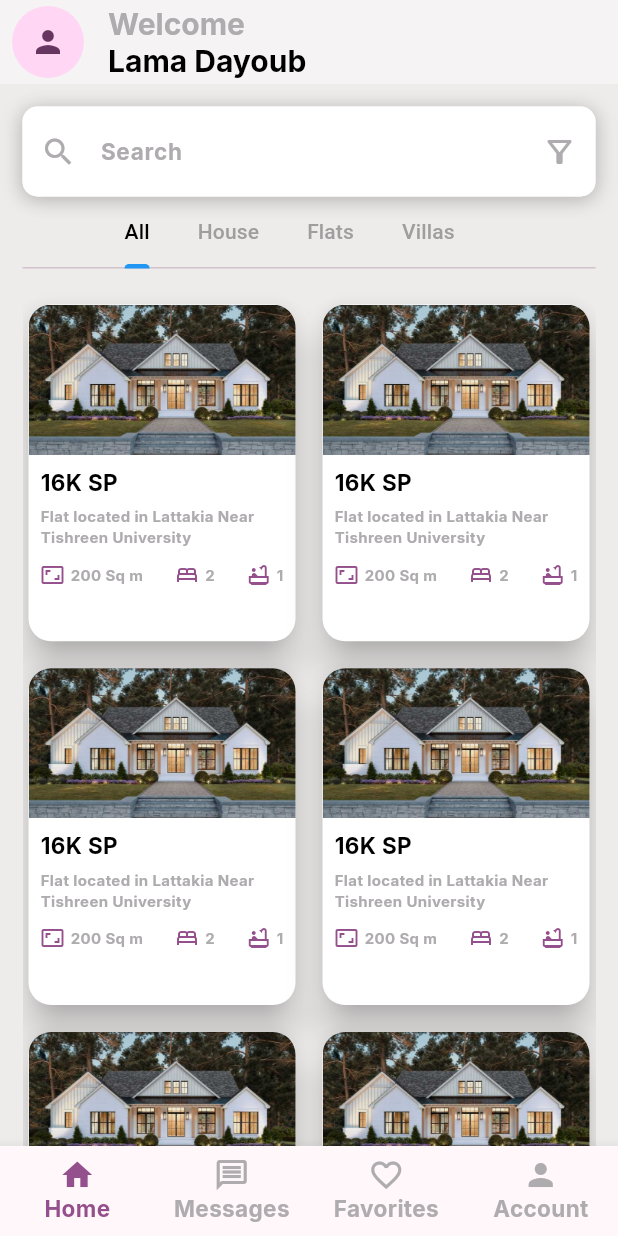
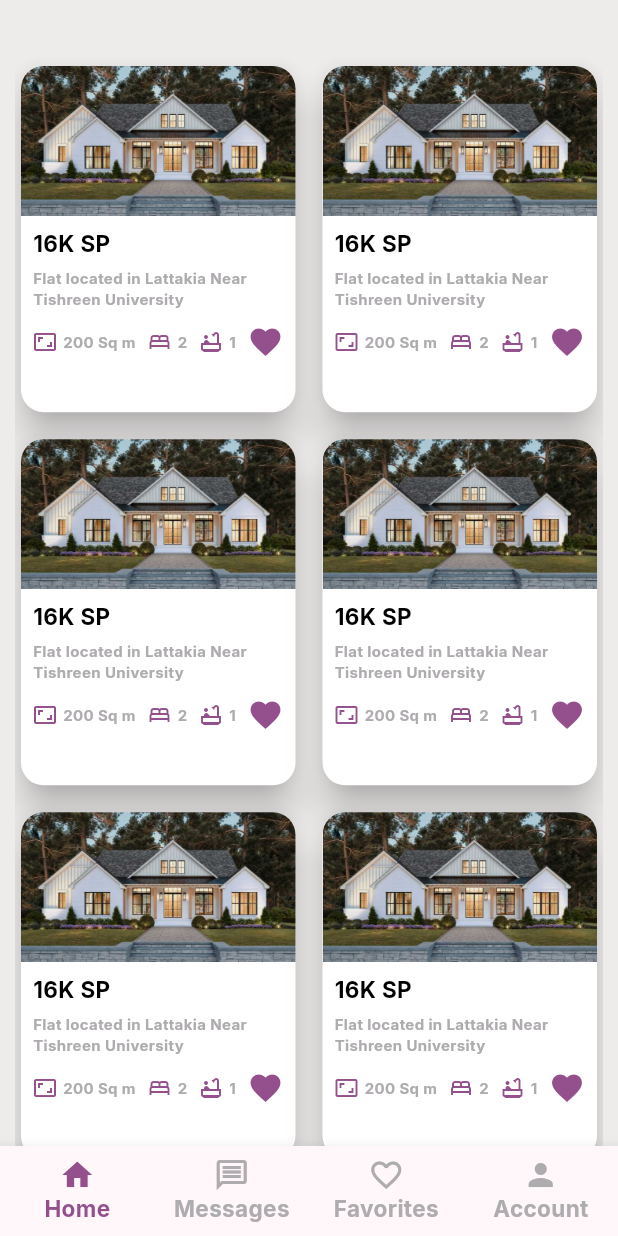
Before and after one commit to HadiAlhamed/flutter-django-real-estate, a Flutter app: the screen it shows after launch, on a phone screen of 412 x 824 dp. Run offline on Flutter 3.47's test engine with Material 3 defaults, Android fonts, the phone set to English and light mode, and no system bars; our stand-ins replace country_picker, flutter_map, geolocator, get, latlong2, pin_code_fields.

Commit message:
add initial favorites page

```diff
--- a/lib/main.dart
+++ b/lib/main.dart
@@ -6,6 +6,7 @@ import 'package:real_estate/views/account_page.dart';
 import 'package:real_estate/views/auth/forget_password_page.dart';
 import 'package:real_estate/views/auth/login.dart';
 import 'package:real_estate/views/auth/signup.dart';
+import 'package:real_estate/views/favorites_page.dart';
 import 'package:real_estate/views/home_page.dart';
 import 'package:real_estate/views/maps/open_street_map_with_gps.dart';
 import 'package:real_estate/views/profile_page.dart';
@@ -29,7 +30,7 @@ class MyApp extends StatelessWidget {
         ),
         useMaterial3: true,
       ),
-      initialRoute: '/home',
+      initialRoute: '/favoritesPage',
       initialBinding: MyBindings(),
       getPages: [
         GetPage(
@@ -75,6 +76,12 @@ class MyApp extends StatelessWidget {
           transitionDuration: const Duration(milliseconds: 300),
         ),
         GetPage(
+          name: '/favoritesPage',
+          page: () => FavoritesPage(),
+          transition: Transition.fade,
+          transitionDuration: const Duration(milliseconds: 300),
+        ),
+        GetPage(
           name: '/openStreetMap',
           page: () => OpenStreetMapWithGPS(),
           transition: Transition.fade,
--- /dev/null
+++ b/lib/views/favorites_page.dart
@@ -0,0 +1,43 @@
+import 'package:flutter/material.dart';
+import 'package:get/get.dart';
+import 'package:real_estate/controllers/bottom_navigation_bar_controller.dart';
+import 'package:real_estate/widgets/my_bottom_navigation_bar.dart';
+import 'package:real_estate/widgets/property_card.dart';
+
+class FavoritesPage extends StatelessWidget {
+  FavoritesPage({super.key});
+  final BottomNavigationBarController bottomController =
+      Get.find<BottomNavigationBarController>();
+  @override
+  Widget build(BuildContext context) {
+    return Scaffold(
+      body: Padding(
+        padding: const EdgeInsets.only(top: 20, left: 10, right: 10),
+        child: GridView.builder(
+          padding: const EdgeInsets.only(top: 20),
+          gridDelegate: const SliverGridDelegateWithFixedCrossAxisCount(
+            crossAxisCount: 2, // Two items per row
+            crossAxisSpacing: 10,
+            mainAxisSpacing: 10,
+            childAspectRatio: 0.8, // Height to width ratio
+          ),
+          itemCount: 10, // For example, 10 items for each tab
+          itemBuilder: (context, index) {
+            return PropertyCard(
+              favorite: true,
+            );
+          },
+        ),
+      ),
+      bottomNavigationBar: GetBuilder<BottomNavigationBarController>(
+        init: bottomController,
+        builder: (controller) {
+          return MyBottomNavigationBar(
+            selectedIndex: bottomController.selectedIndex,
+            bottomController: bottomController,
+          );
+        },
+      ),
+    );
+  }
+}
--- a/lib/widgets/my_bottom_navigation_bar.dart
+++ b/lib/widgets/my_bottom_navigation_bar.dart
@@ -30,6 +30,9 @@ class MyBottomNavigationBar extends StatelessWidget {
         if (index == 0) {
           //go home
           Get.offNamed('/home');
+        }
+        if (index == 2) {
+          Get.offNamed('/favoritesPage');
         }
         if (index == 3) {
           //go accountpage
--- a/lib/widgets/property_card.dart
+++ b/lib/widgets/property_card.dart
@@ -3,7 +3,8 @@ import 'package:real_estate/textstyles/text_colors.dart';
 import 'package:real_estate/textstyles/text_styles.dart';
 
 class PropertyCard extends StatelessWidget {
-  const PropertyCard({super.key});
+  final bool? favorite;
+  const PropertyCard({super.key, this.favorite});
 
   @override
   Widget build(BuildContext context) {
@@ -48,6 +49,8 @@ class PropertyCard extends StatelessWidget {
                       infoIconText(Icons.aspect_ratio_outlined, "200 Sq m"),
                       infoIconText(Icons.bed_outlined, "2"),
                       infoIconText(Icons.bathtub_outlined, "1"),
+                      if (favorite ?? false)
+                        Icon(Icons.favorite, color: primaryColor),
                     ],
                   ),
                 ],
```
Also changed, not shown: 4 other files.
